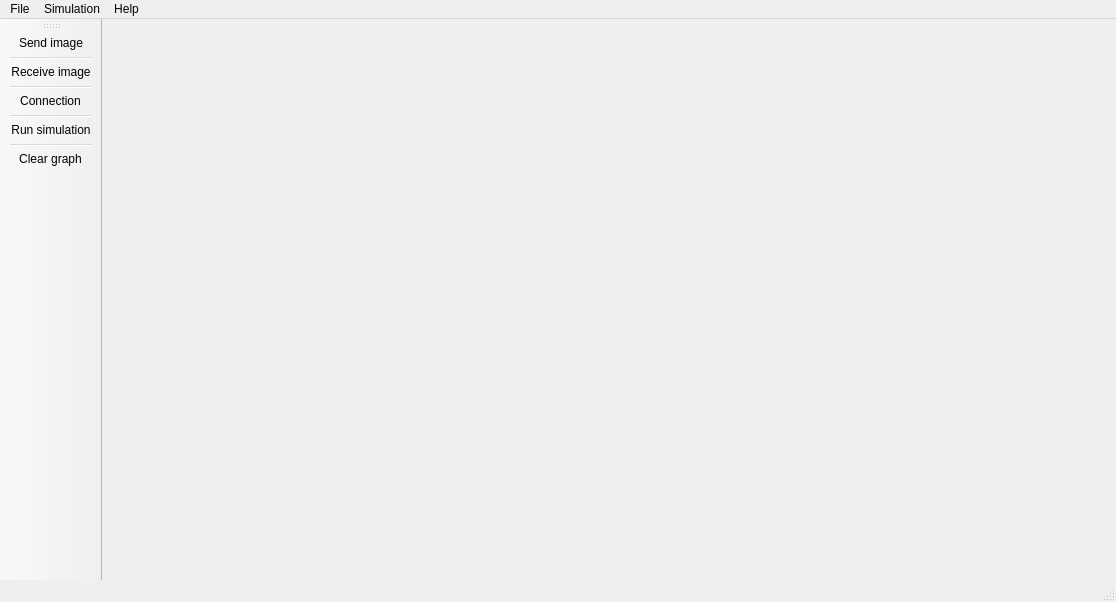
First picture: the form in mainwindow.ui, repository feichay10/Cliente-Proyecto-Final-SOA, before the edit.
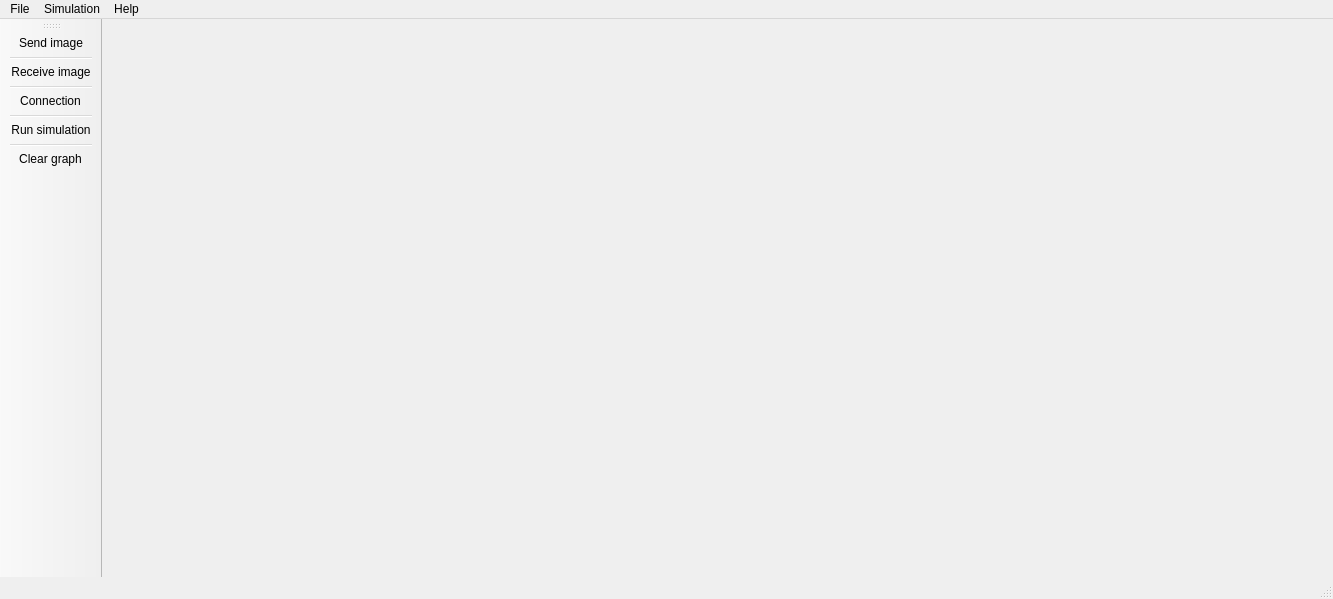
Second picture: the form after the edit. Icons and pictures are not drawn.

Commit message: MainWindow when AddTask window is shown, it is impossible to close it

```diff
--- a/mainwindow.ui
+++ b/mainwindow.ui
@@ -9,8 +9,8 @@
    <rect>
     <x>0</x>
     <y>0</y>
-    <width>1116</width>
-    <height>602</height>
+    <width>1333</width>
+    <height>599</height>
    </rect>
   </property>
   <property name="palette">
@@ -487,7 +487,7 @@
     <rect>
      <x>0</x>
      <y>0</y>
-     <width>1116</width>
+     <width>1333</width>
      <height>22</height>
     </rect>
    </property>
```
The commit also changes 7 other files.
